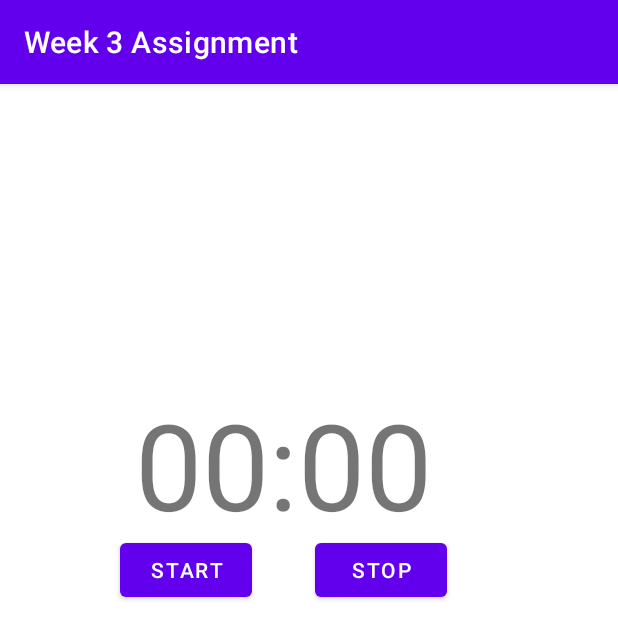
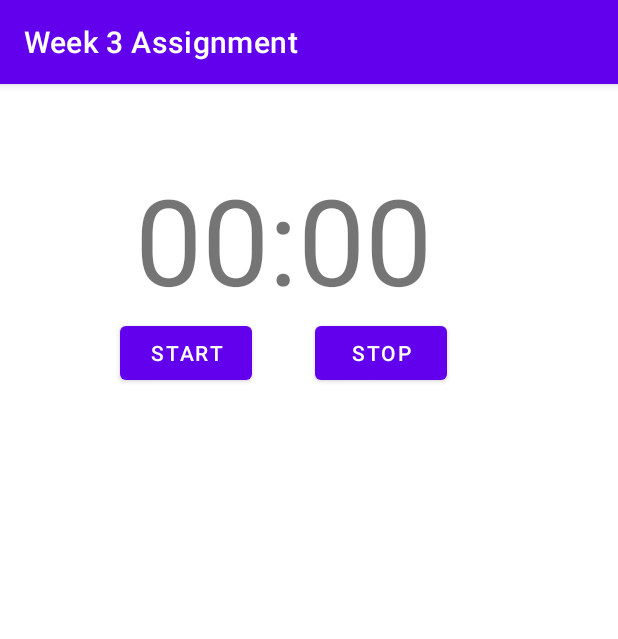
Before and after one commit to VishalAGoswami/My-First-Layout, an Android app: the screen it shows after launch (MainActivity), on a phone screen of 412 x 824 dp. Shown: the top 639 px of the screen. Run offline under Robolectric (Android 15) with nearby library versions, the phone set to English and light mode, and no system bars.

Commit message:
layout fixed

```diff
--- a/app/src/main/res/layout/activity_main.xml
+++ b/app/src/main/res/layout/activity_main.xml
@@ -7,29 +7,28 @@
     android:orientation="vertical"
     tools:context=".MainActivity">
 
-     <TextView
+
+    <TextView
         android:id="@+id/text"
         android:layout_width="wrap_content"
         android:layout_height="wrap_content"
-        android:gravity="center"
+        android:layout_marginLeft="90dp"
+        android:layout_marginTop="50dp"
+        android:layout_marginRight="20dp"
         android:layout_marginBottom="20dp"
-        android:layout_marginLeft="90dp"
-        android:layout_marginRight="20dp"
-        android:layout_marginTop="200dp"
         android:text="00:00"
-        android:typeface="normal"
-        android:textSize="80dp" />
-
+        android:textSize="80dp"
+        android:typeface="normal" />
 
     <Button
         android:id="@+id/start"
         android:layout_width="wrap_content"
         android:layout_height="wrap_content"
         android:layout_gravity="center_horizontal"
-            android:layout_marginBottom="50dp"
-            android:layout_marginLeft="80sp"
-            android:layout_marginRight="50dp"
-            android:layout_marginTop="300dp"
+        android:layout_marginBottom="50dp"
+        android:layout_marginLeft="80sp"
+        android:layout_marginRight="50dp"
+        android:layout_marginTop="155dp"
         android:text="START"/>
 
     <Button
@@ -40,7 +39,7 @@
         android:layout_marginBottom="50dp"
         android:layout_marginLeft="210sp"
         android:layout_marginRight="50dp"
-        android:layout_marginTop="300dp"
+        android:layout_marginTop="155dp"
         android:text="STOP"/>
 
 
```
